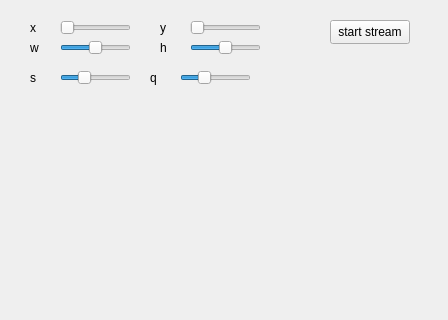
The window that qtServer/mainwindow.ui (ProfBarcelli/screenStreamer) describes before a commit, drawn with Qt 5; both pictures show x 0 to 448 and y 0 to 320 of the 448 by 600 pixel window.
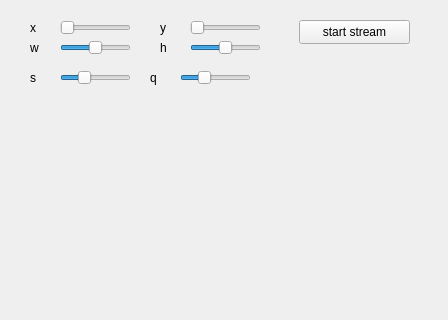
The same window after the commit.

Patch:
```diff
--- a/qtServer/mainwindow.ui
+++ b/qtServer/mainwindow.ui
@@ -17,9 +17,9 @@
    <widget class="QPushButton" name="pushButton">
     <property name="geometry">
      <rect>
-      <x>330</x>
+      <x>299</x>
       <y>20</y>
-      <width>80</width>
+      <width>111</width>
       <height>24</height>
      </rect>
     </property>
```
Left out of the diff: 2 changed lines with no effect on the pictures.
